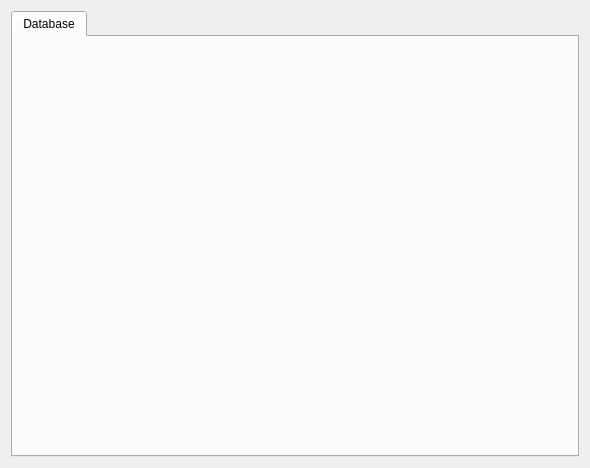
This is server/src/forms/dlgmaintenance.ui in pballok/DoDA as Qt 5 draws it before an edit. The edited form follows.
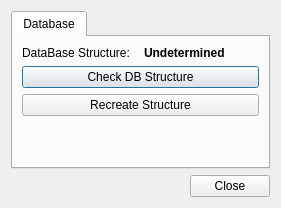
This is the edited form.

Commit message: Add DBCheck to Maintenance. Work In Progress.

```diff
--- a/server/src/forms/dlgmaintenance.ui
+++ b/server/src/forms/dlgmaintenance.ui
@@ -6,15 +6,15 @@
    <rect>
     <x>0</x>
     <y>0</y>
-    <width>590</width>
-    <height>468</height>
+    <width>281</width>
+    <height>208</height>
    </rect>
   </property>
   <property name="windowTitle">
    <string>Maintenance</string>
   </property>
-  <layout class="QGridLayout" name="gridLayout">
-   <item row="0" column="0">
+  <layout class="QVBoxLayout" name="verticalLayout">
+   <item>
     <widget class="QTabWidget" name="tbwMaintenance">
      <property name="currentIndex">
       <number>0</number>
@@ -23,9 +23,69 @@
       <attribute name="title">
        <string>Database</string>
       </attribute>
+      <layout class="QVBoxLayout" name="verticalLayout_2">
+       <item>
+        <layout class="QHBoxLayout" name="horizontalLayout">
+         <item>
+          <widget class="QLabel" name="lblDBStructure">
+           <property name="text">
+            <string>DataBase Structure:</string>
+           </property>
+          </widget>
+         </item>
+         <item>
+          <widget class="QLabel" name="lblDBStatus">
+           <property name="font">
+            <font>
+             <weight>75</weight>
+             <bold>true</bold>
+            </font>
+           </property>
+           <property name="text">
+            <string>Undetermined</string>
+           </property>
+          </widget>
+         </item>
+        </layout>
+       </item>
+       <item>
+        <widget class="QPushButton" name="psbCheck">
+         <property name="text">
+          <string>Check DB Structure</string>
+         </property>
+        </widget>
+       </item>
+       <item>
+        <widget class="QPushButton" name="psbRecreate">
+         <property name="text">
+          <string>Recreate Structure</string>
+         </property>
+        </widget>
+       </item>
+       <item>
+        <spacer name="verticalSpacer">
+         <property name="orientation">
+          <enum>Qt::Vertical</enum>
+         </property>
+         <property name="sizeHint" stdset="0">
+          <size>
+           <width>20</width>
+           <height>1</height>
+          </size>
+         </property>
+        </spacer>
+       </item>
+      </layout>
      </widget>
     </widget>
    </item>
+   <item>
+    <widget class="QDialogButtonBox" name="bbxButtons">
+     <property name="standardButtons">
+      <set>QDialogButtonBox::Close</set>
+     </property>
+    </widget>
+   </item>
   </layout>
  </widget>
  <resources/>
```
Left out of the diff: 24 changed lines with no effect on the pictures. The commit also changes 10 other files.
